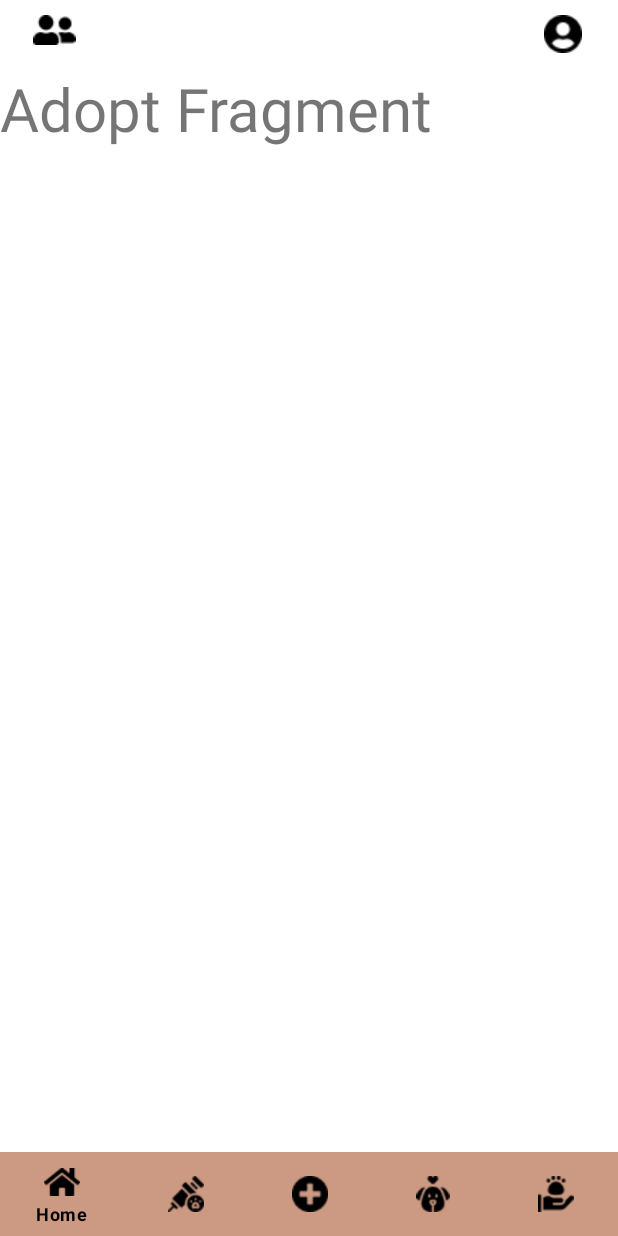
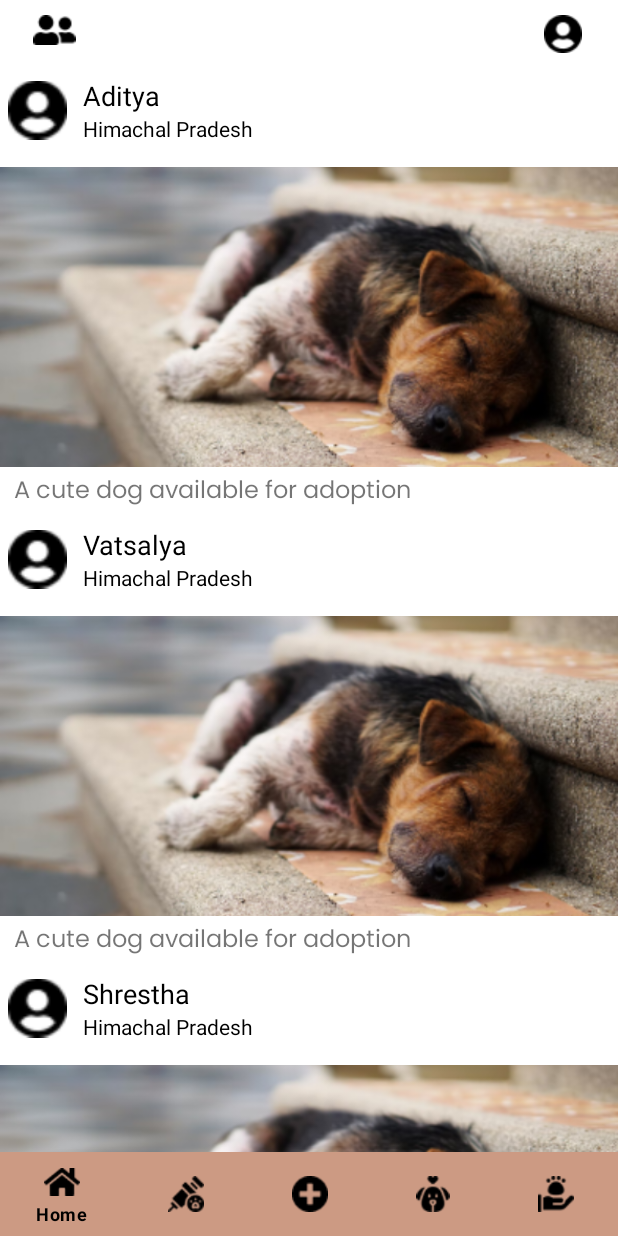
Before and after one commit to adityasood04/Stray-Care-GSC, an Android app: the fragment AdoptFragment placed in its activity, on a phone screen of 412 x 824 dp. Run offline under Robolectric (Android 15) with nearby library versions, the phone set to English and light mode, and no system bars.

Commit message:
Frontend: Created AdoptActivity UI , Put for adoption activity
Created layouts , added images, add image feature

Fix:#5

```diff
--- a/app/src/main/AndroidManifest.xml
+++ b/app/src/main/AndroidManifest.xml
@@ -11,6 +11,12 @@
         android:supportsRtl="true"
         android:theme="@style/Theme.StrayCareGSC"
         tools:targetApi="31">
+        <activity
+            android:name=".AdoptPetActivity"
+            android:exported="false" />
+        <activity
+            android:name=".PutForAdoptionActivity"
+            android:exported="false" />
         <activity
             android:name=".PostActivity"
             android:exported="false" />
--- /dev/null
+++ b/app/src/main/java/com/example/straycaregsc/Adapters/AdoptPetAdapter.kt
@@ -0,0 +1,41 @@
+package com.example.straycaregsc.Adapters
+
+import android.text.Layout
+import android.view.LayoutInflater
+import android.view.View
+import android.view.ViewGroup
+import android.widget.ImageView
+import android.widget.LinearLayout
+import android.widget.TextView
+import androidx.recyclerview.widget.RecyclerView
+import com.example.straycaregsc.Fragments.AdoptFragment
+import com.example.straycaregsc.R
+
+class AdoptPetAdapter(val userNamesArray:ArrayList<String>):RecyclerView.Adapter<AdoptPetAdapter.ViewHolder>() {
+    class ViewHolder(view: View):RecyclerView.ViewHolder(view){
+        val tvPostTitleAP:TextView
+        val tvUserNameAP:TextView
+        val ivPostAP :ImageView
+        val llPostItemAP:LinearLayout
+        init {
+            tvPostTitleAP = view.findViewById(R.id.tvPostTitleAP)
+            ivPostAP = view.findViewById(R.id.ivPostAP)
+            llPostItemAP = view.findViewById(R.id.llPostItemAP)
+            tvUserNameAP = view.findViewById(R.id.tvUserNameAP)
+        }
+
+    }
+
+    override fun onCreateViewHolder(parent: ViewGroup, viewType: Int): ViewHolder {
+        val view = LayoutInflater.from(parent.context).inflate(R.layout.adopt_pet,parent,false)
+        return ViewHolder(view)
+    }
+
+    override fun getItemCount(): Int {
+        return userNamesArray.size
+    }
+
+    override fun onBindViewHolder(holder: ViewHolder, position: Int) {
+        holder.tvUserNameAP.text = userNamesArray[position]
+    }
+}
--- a/app/src/main/java/com/example/straycaregsc/Fragments/AdoptFragment.kt
+++ b/app/src/main/java/com/example/straycaregsc/Fragments/AdoptFragment.kt
@@ -6,56 +6,33 @@ import androidx.fragment.app.Fragment
 import android.view.LayoutInflater
 import android.view.View
 import android.view.ViewGroup
+import androidx.recyclerview.widget.LinearLayoutManager
+import androidx.recyclerview.widget.RecyclerView
+import com.example.straycaregsc.Adapters.AdoptPetAdapter
 import com.example.straycaregsc.R
 
-// TODO: Rename parameter arguments, choose names that match
-// the fragment initialization parameters, e.g. ARG_ITEM_NUMBER
-private const val ARG_PARAM1 = "param1"
-private const val ARG_PARAM2 = "param2"
-
-/**
- * A simple [Fragment] subclass.
- * Use the [AdoptFragment.newInstance] factory method to
- * create an instance of this fragment.
- */
 class AdoptFragment : Fragment() {
-    // TODO: Rename and change types of parameters
-    private var param1: String? = null
-    private var param2: String? = null
 
     override fun onCreate(savedInstanceState: Bundle?) {
         super.onCreate(savedInstanceState)
-        arguments?.let {
-            param1 = it.getString(ARG_PARAM1)
-            param2 = it.getString(ARG_PARAM2)
-        }
+
+
+
+
     }
 
     override fun onCreateView(
         inflater: LayoutInflater, container: ViewGroup?,
         savedInstanceState: Bundle?
     ): View? {
-        // Inflate the layout for this fragment
-        return inflater.inflate(R.layout.fragment_adopt, container, false)
+        val namesArray = arrayListOf<String>("Aditya", "Vatsalya", "Shrestha","Adarsh")
+        val viewOfAdopt = inflater.inflate(R.layout.fragment_adopt, container, false)
+        val rcvAdoptPet:RecyclerView = viewOfAdopt.findViewById(R.id.rcvAdoptPet)
+        rcvAdoptPet.layoutManager = LinearLayoutManager(parentFragment?.context)
+        rcvAdoptPet.adapter = AdoptPetAdapter(namesArray)
+        return viewOfAdopt
     }
 
-    companion object {
-        /**
-         * Use this factory method to create a new instance of
-         * this fragment using the provided parameters.
-         *
-         * @param param1 Parameter 1.
-         * @param param2 Parameter 2.
-         * @return A new instance of fragment AdoptFragment.
-         */
-        // TODO: Rename and change types and number of parameters
-        @JvmStatic
-        fun newInstance(param1: String, param2: String) =
-            AdoptFragment().apply {
-                arguments = Bundle().apply {
-                    putString(ARG_PARAM1, param1)
-                    putString(ARG_PARAM2, param2)
-                }
-            }
-    }
+
+
 }
--- a/app/src/main/java/com/example/straycaregsc/Fragments/TestFragment.kt
+++ /dev/null
@@ -1,13 +0,0 @@
-package com.example.straycaregsc.Fragments
-
-import android.os.Bundle
-import androidx.fragment.app.Fragment
-import android.view.LayoutInflater
-import android.view.View
-import android.view.ViewGroup
-import com.example.straycaregsc.R
-
-// TODO: Rename parameter arguments, choose names that match
-// the fragment initialization parameters, e.g. ARG_ITEM_NUMBER
-private const val ARG_PARAM1 = "param1"
-private const val ARG_PARAM2 = "param2"
--- a/app/src/main/java/com/example/straycaregsc/PostActivity.kt
+++ b/app/src/main/java/com/example/straycaregsc/PostActivity.kt
@@ -12,7 +12,6 @@ class PostActivity : AppCompatActivity() {
     lateinit var  ivBackBtn:ImageView
     lateinit var tvUploadImg:TextView
     lateinit var ivUploadImg:ImageView
-    val REQUEST_CODE = 100
     override fun onCreate(savedInstanceState: Bundle?) {
         super.onCreate(savedInstanceState)
         setContentView(R.layout.activity_post)
--- /dev/null
+++ b/app/src/main/res/layout/adopt_pet.xml
@@ -0,0 +1,87 @@
+<?xml version="1.0" encoding="utf-8"?>
+<androidx.constraintlayout.widget.ConstraintLayout xmlns:android="http://schemas.android.com/apk/res/android"
+    xmlns:app="http://schemas.android.com/apk/res-auto"
+    android:layout_width="match_parent"
+    android:layout_height="wrap_content">
+
+
+    <LinearLayout
+        android:id="@+id/llPostItemAP"
+        android:layout_width="match_parent"
+        android:layout_height="wrap_content"
+        android:orientation="vertical"
+        app:layout_constraintEnd_toEndOf="parent"
+        app:layout_constraintHorizontal_bias="0.5"
+        app:layout_constraintStart_toStartOf="parent"
+        app:layout_constraintTop_toTopOf="parent">
+
+
+        <LinearLayout
+            android:layout_width="match_parent"
+            android:layout_height="match_parent"
+            android:layout_marginBottom="10dp"
+            android:orientation="horizontal">
+
+            <ImageView
+                android:id="@+id/ivUserIconAP"
+                android:layout_width="45dp"
+                android:layout_height="45dp"
+                android:layout_weight="1"
+                android:layout_margin="5dp"
+                android:layout_gravity="center"
+                android:src="@drawable/profile_icon" />
+
+
+            <LinearLayout
+                android:layout_width="match_parent"
+                android:layout_height="wrap_content"
+                android:orientation="vertical"
+                android:layout_gravity="center"
+                android:layout_marginStart="5dp"
+                android:layout_weight="8">
+                <TextView
+                    android:id="@+id/tvUserNameAP"
+                    android:layout_width="match_parent"
+                    android:layout_height="match_parent"
+                    android:text="Aditya Sood"
+                    android:textColor="@color/black"
+                    android:textSize="18sp" />
+                <TextView
+                    android:id="@+id/tvLocationAP"
+                    android:layout_width="match_parent"
+                    android:layout_height="match_parent"
+                    android:text="Himachal Pradesh"
+                    android:textColor="@color/black"
+                    android:textSize="14sp" />
+            </LinearLayout>
+
+
+
+        </LinearLayout>
+
+        <ImageView
+            android:id="@+id/ivPostAP"
+            android:layout_width="match_parent"
+            android:layout_height="200dp"
+            android:layout_weight="1"
+            android:scaleType="centerCrop"
+            android:src="@drawable/postdummy" />
+
+
+
+
+
+                <TextView
+                    android:id="@+id/tvPostTitleAP"
+                    android:layout_width="match_parent"
+                    android:layout_height="wrap_content"
+                    android:layout_marginStart="6dp"
+                    android:layout_weight="8"
+                    android:fontFamily="@font/poppins"
+                    android:padding="3dp"
+                    android:text="A cute dog available for adoption"
+                    android:textSize="16sp" />
+
+
+    </LinearLayout>
+</androidx.constraintlayout.widget.ConstraintLayout>
--- a/app/src/main/res/layout/fragment_adopt.xml
+++ b/app/src/main/res/layout/fragment_adopt.xml
@@ -5,10 +5,14 @@
     android:layout_height="match_parent"
     tools:context=".Fragments.AdoptFragment">
 
-    <TextView
+
+    <androidx.recyclerview.widget.RecyclerView
+        android:id="@+id/rcvAdoptPet"
         android:layout_width="match_parent"
-        android:layout_height="match_parent"
-        android:text="Adopt Fragment"
-        android:textSize="40sp"/>
+        android:layout_height="match_parent"/>
+
+
+
+
 
 </FrameLayout>
```
Also changed, not shown: app/src/main/java/com/example/straycaregsc/Fragments/PutAdoptionFragment.kt (deleted, +0 -61 lines), app/src/main/java/com/example/straycaregsc/HomePageActivity.kt (+12 -3 lines), app/src/main/java/com/example/straycaregsc/PutForAdoptionActivity.kt (added, +50 -0 lines), app/src/main/res/layout/activity_post.xml (+5 -2 lines), app/src/main/res/layout/activity_put_for_adoption.xml (added, +307 -0 lines), app/src/main/res/drawable/dog_pfa.png (added).
